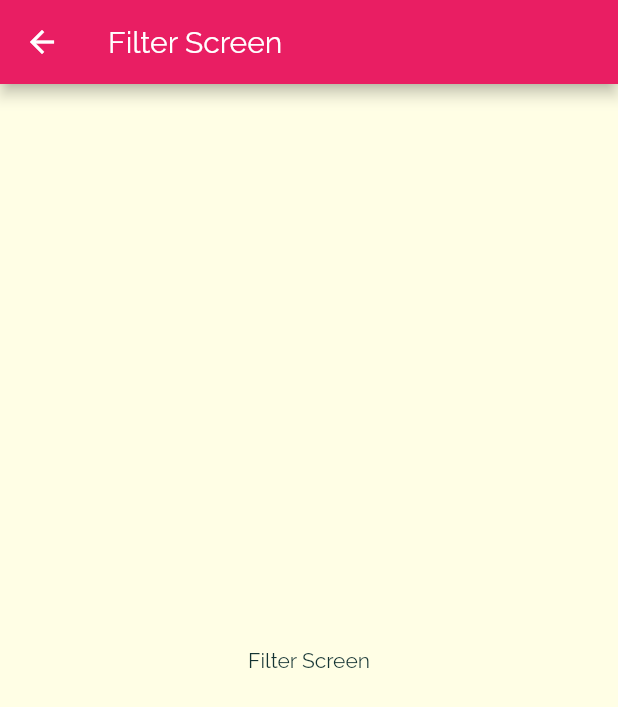
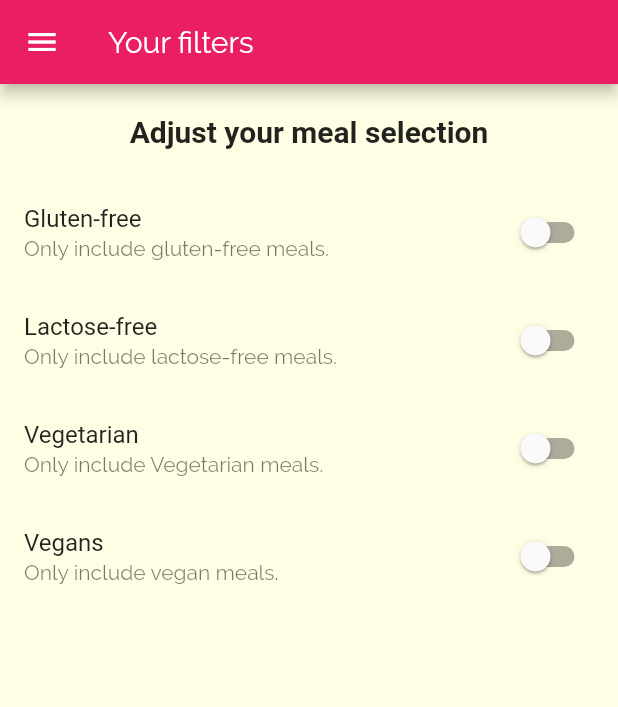
Before and after one commit to harshitm98/Meals-App, a Flutter app: the FiltersScreen screen opened by its route, on a phone screen of 412 x 824 dp. Shown: the top 707 px of the screen. Run offline on Flutter 3.47's test engine with Material 2 defaults, Android fonts, the phone set to English and light mode, and no system bars; Roboto replaces fonts that are missing (RobotoCondesed).

Commit message:
Creates a Filter screen for filtering out meals

```diff
--- a/lib/screens/filters_screen.dart
+++ b/lib/screens/filters_screen.dart
@@ -1,17 +1,89 @@
 import 'package:flutter/material.dart';
 
-class FiltersScreen extends StatelessWidget {
+import '../widgets/main_drawer.dart';
 
+class FiltersScreen extends StatefulWidget {
   static const routeName = "/filter-screen";
+
+  @override
+  _FiltersScreenState createState() => _FiltersScreenState();
+}
+
+class _FiltersScreenState extends State<FiltersScreen> {
+  var _glutenFree = false;
+
+  var _vegetarian = false;
+
+  var _vegan = false;
+
+  var _lactoseFree = false;
+
+  Widget _buildSwitchListTile(String title, String description,
+      bool currentValue, Function updateValue) {
+    return SwitchListTile(
+      title: Text(title),
+      subtitle: Text(description),
+      value: _glutenFree,
+      onChanged: updateValue,
+    );
+  }
 
   @override
   Widget build(BuildContext context) {
     return Scaffold(
       appBar: AppBar(
-        title: Text("Filter Screen"),
+        title: Text("Your filters"),
       ),
-      body: Center(
-        child: Text("Filter Screen"),
+      drawer: MainDrawer(),
+      body: Column(
+        children: <Widget>[
+          Container(
+            padding: EdgeInsets.all(20),
+            child: Text(
+              "Adjust your meal selection",
+              style: Theme.of(context).textTheme.title,
+            ),
+          ),
+          Expanded(
+            child: ListView(
+              children: <Widget>[
+                _buildSwitchListTile(
+                    "Gluten-free",
+                    "Only include gluten-free meals.",
+                    _glutenFree, (new_value) {
+                  setState(() {
+                    _glutenFree = new_value;
+                  });
+                }),
+                _buildSwitchListTile(
+                    "Lactose-free",
+                    "Only include lactose-free meals.",
+                    _lactoseFree, (new_value) {
+                  setState(() {
+                    _lactoseFree = new_value;
+                  });
+                }),
+                _buildSwitchListTile(
+                    "Vegetarian",
+                    "Only include Vegetarian meals.",
+                    _vegetarian, (new_value) {
+                  setState(() {
+                    _vegetarian = new_value;
+                  });
+                }),
+                _buildSwitchListTile(
+                    "Vegans",
+                    "Only include vegan meals.",
+                    _vegan, (new_value) {
+                  setState(() {
+                    _vegan = new_value;
+                  });
+                }),
+
+              ],
+            ),
+          ),
+        ],
       ),
     );
   }
--- a/lib/screens/meal_detail_screen.dart
+++ b/lib/screens/meal_detail_screen.dart
@@ -74,6 +74,12 @@ class MealDetailScreen extends StatelessWidget {
           ],
         ),
       ),
+      floatingActionButton: FloatingActionButton(
+        child: Icon(Icons.delete),
+        onPressed: () {
+          Navigator.of(context).pop(mealId);
+        },
+      ),
     );
   }
 }
--- a/lib/widgets/main_drawer.dart
+++ b/lib/widgets/main_drawer.dart
@@ -45,14 +45,14 @@ class MainDrawer extends StatelessWidget {
             "Meals",
             Icons.restaurant,
             () {
-              Navigator.of(context).pushNamed('/');
+              Navigator.of(context).pushReplacementNamed('/');
             },
           ),
           buildListTile(
             "Filters",
             Icons.settings,
             () {
-              Navigator.of(context).pushNamed(FiltersScreen.routeName);
+              Navigator.of(context).pushReplacementNamed(FiltersScreen.routeName);
             },
           ),
         ],
```
Also changed, not shown: lib/screens/category_meals_screen.dart (+31 -12 lines), lib/widgets/meal_item.dart (+13 -4 lines).
